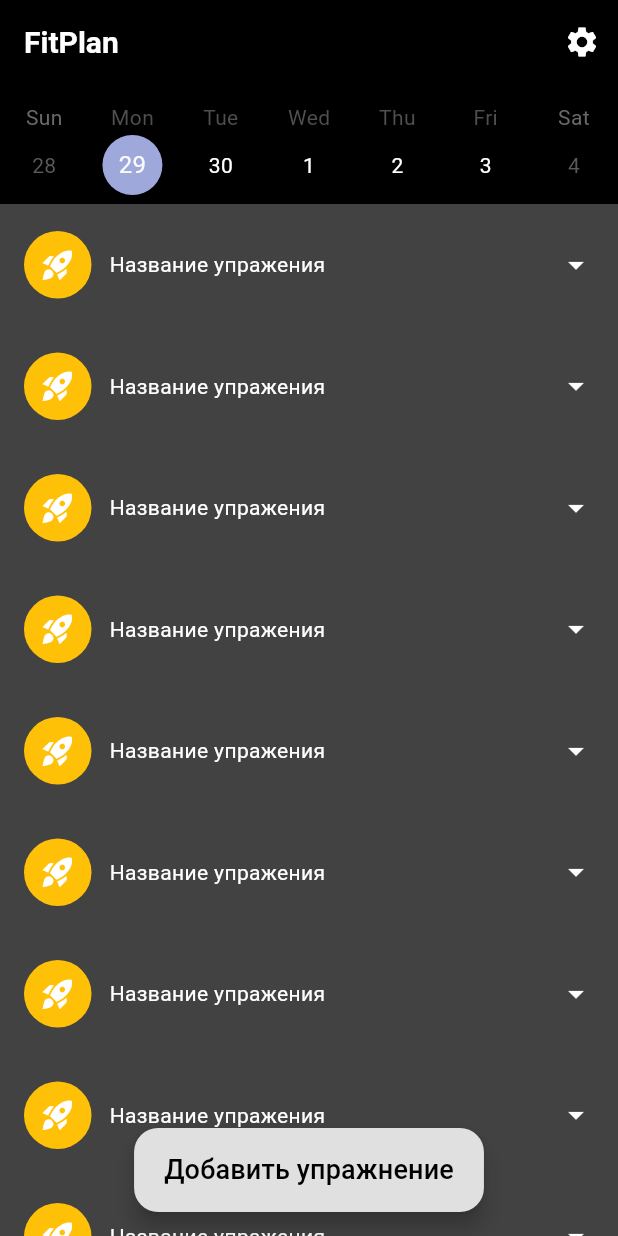
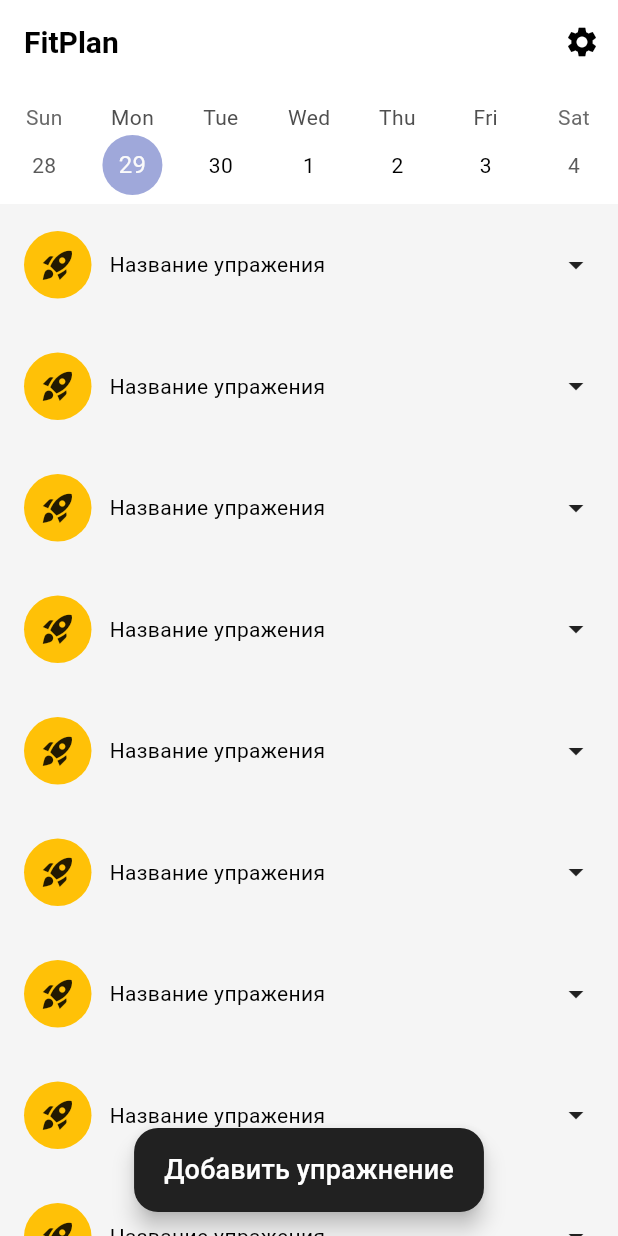
Before and after one commit to CodeCraftersBro/fitplan, a Flutter app: the screen it shows after launch, on a phone screen of 412 x 824 dp. Run offline on Flutter 3.47's test engine with Material 3 defaults, Android fonts, the phone set to English and light mode, and no system bars; drawn by our look-alikes of table_calendar; our stand-ins replace equatable, flutter_bloc.

Commit message:
upd: added theme toggle

```diff
--- /dev/null
+++ b/lib/bloc/theme/theme_cubit.dart
@@ -0,0 +1,13 @@
+import 'package:equatable/equatable.dart';
+import 'package:flutter/material.dart';
+import 'package:flutter_bloc/flutter_bloc.dart';
+
+part 'theme_state.dart';
+
+class ThemeCubit extends Cubit<ThemeState> {
+  ThemeCubit() : super(const ThemeState(Brightness.light));
+
+  void setThemeBrightness(Brightness brightness){
+    emit(ThemeState(brightness));
+  }
+}
--- /dev/null
+++ b/lib/bloc/theme/theme_state.dart
@@ -0,0 +1,14 @@
+part of 'theme_cubit.dart';
+
+
+class ThemeState  extends Equatable{
+  const ThemeState(this.brightness);
+
+  final Brightness brightness;
+
+  bool get isDark => brightness == Brightness.dark;
+
+  @override
+  List<Object> get props => [brightness];
+
+}
--- /dev/null
+++ b/lib/fitplanapp.dart
@@ -0,0 +1,31 @@
+import 'package:fitplan/bloc/theme/theme_cubit.dart';
+import 'package:flutter/material.dart';
+import 'package:fitplan/router/router.dart';
+import 'package:fitplan/ui/theme/theme.dart';
+import 'package:flutter_bloc/flutter_bloc.dart';
+
+class FitPlanApp extends StatefulWidget {
+  const FitPlanApp({super.key});
+
+  @override
+  State<FitPlanApp> createState() => _FitPlanAppState();
+}
+
+class _FitPlanAppState extends State<FitPlanApp> {
+  @override
+  Widget build(BuildContext context) {
+    return MultiBlocProvider(
+      providers: [BlocProvider(create: (context) => ThemeCubit())],
+      child: BlocBuilder<ThemeCubit, ThemeState>(
+        builder: (context, state) {
+          return MaterialApp(
+            title: "FitPlan",
+            debugShowCheckedModeBanner: false,
+            theme: state.isDark ? themeDark : themeLight,
+            routes: routes,
+          );
+        },
+      ),
+    );
+  }
+}
--- a/lib/main.dart
+++ b/lib/main.dart
@@ -1,24 +1,11 @@
+import 'dart:async';
 
-import 'package:fitplan/router/router.dart';
-import 'package:fitplan/ui/theme/theme.dart';
+import 'package:fitplan/fitplanapp.dart';
 import 'package:flutter/material.dart';
 
-
 void main() {
-  runApp(const MainApp());
+  runZonedGuarded(() async {
+    WidgetsFlutterBinding.ensureInitialized();
+    runApp(const FitPlanApp());
+  }, (error, stack) {});
 }
-
-class MainApp extends StatelessWidget {
-  const MainApp({super.key});
-
-  @override
-  Widget build(BuildContext context) {
-    return MaterialApp(
-      title: "FitPlan",
-      debugShowCheckedModeBanner: false,
-      theme: themeDark,
-      // home: const HomeScreen(),
-      routes: routes,
-    );
-  }
-}
--- a/pubspec.yaml
+++ b/pubspec.yaml
@@ -7,6 +7,7 @@ environment:
   sdk: '>=3.3.4 <4.0.0'
 
 dependencies:
+  equatable: ^2.0.5
   flutter:
     sdk: flutter
   flutter_bloc: ^8.1.5
```
Also changed, not shown: lib/features/settings/view/settings_screen.dart (+15 -13 lines).
